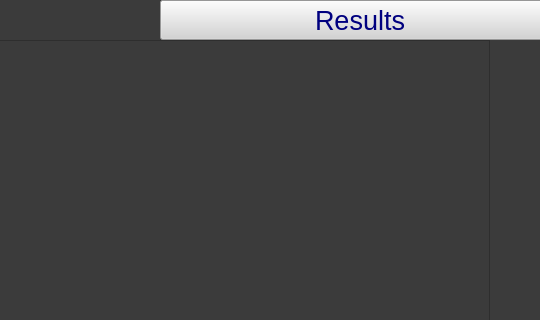
Old version of the form climbdoc/datarepr.ui in the repository Jonasstre/Climbdoc; both pictures show x 740 to 1280 and y 0 to 320 of the 1280 by 800 pixel window.
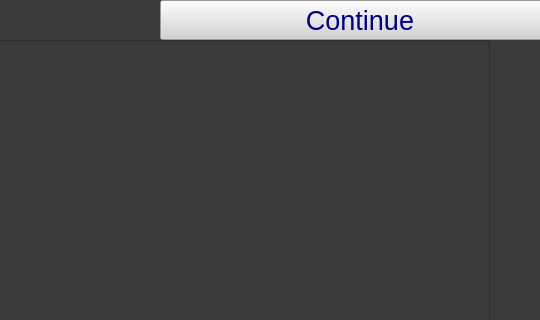
New version of the form.

What changed in the file:
```diff
--- a/climbdoc/datarepr.ui
+++ b/climbdoc/datarepr.ui
@@ -411,7 +411,7 @@
 </string>
    </property>
    <property name="text">
-    <string>Results</string>
+    <string>Continue</string>
    </property>
   </widget>
  </widget>
```
